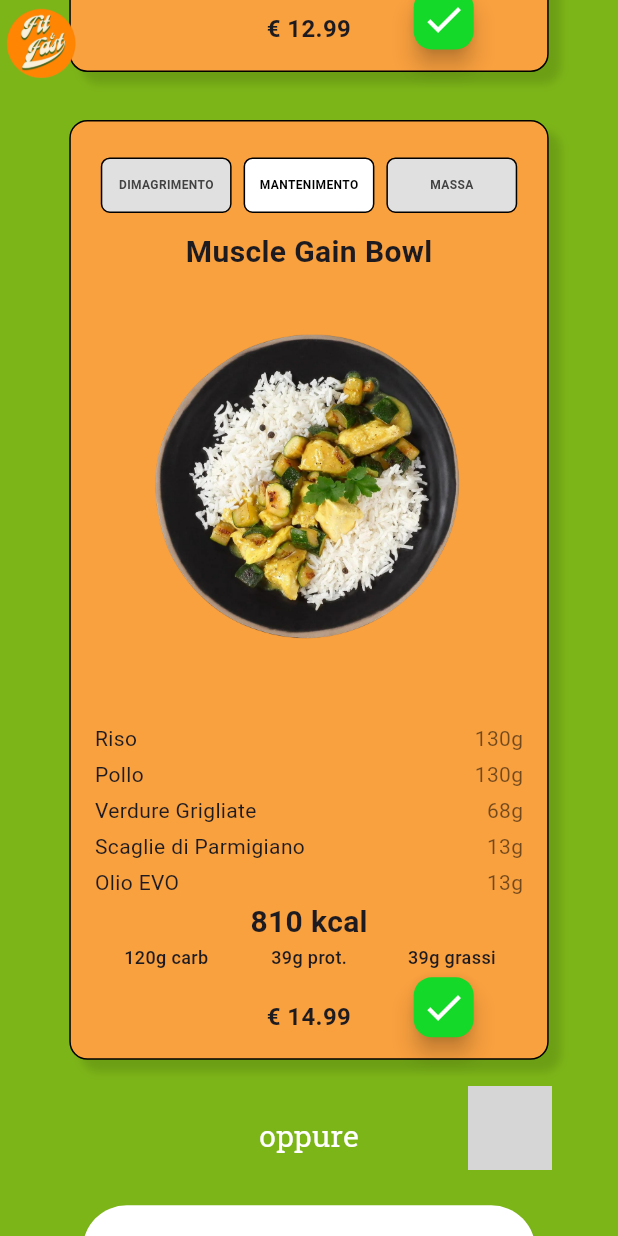
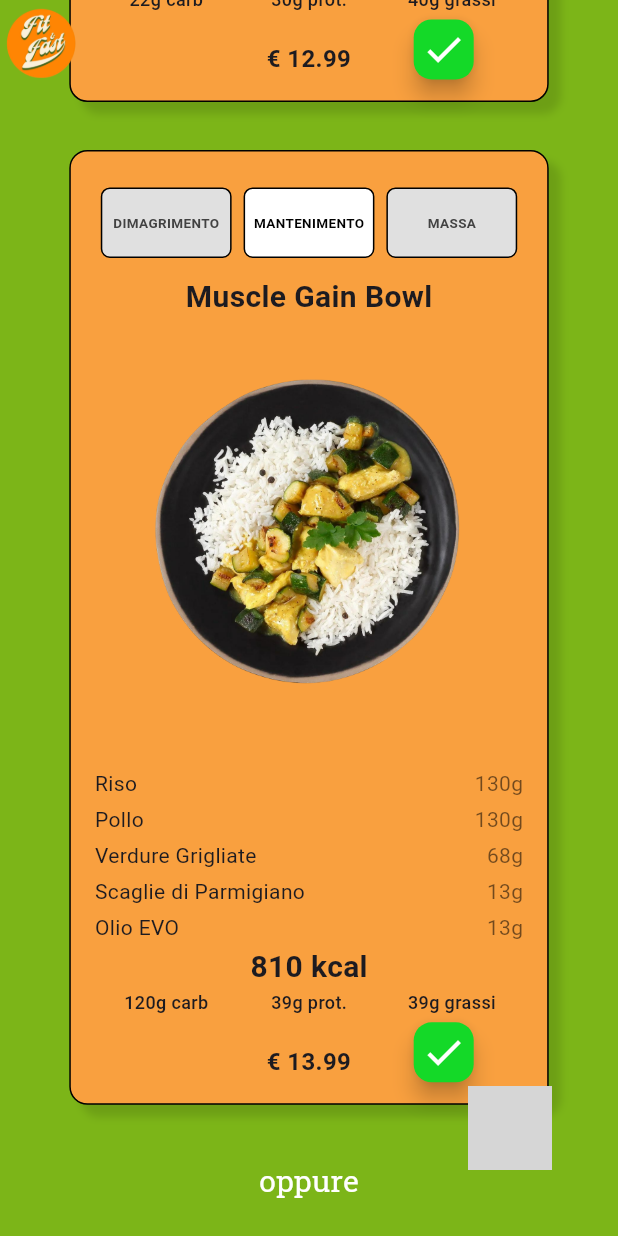
Before and after one commit to CASician/landing-mvp-ff, a Flutter app: the screen it shows after launch, scrolled down 1728 dp, on a phone screen of 412 x 824 dp. Run offline on Flutter 3.47's test engine with Material 3 defaults, Android fonts, the phone set to English and light mode, and no system bars; drawn by our look-alikes of flutter_social_button; our stand-ins replace google_fonts; grey boxes are pictures that could not be loaded.

Commit message:
fix: prices in third dish, bigger filters

```diff
--- a/lib/landing_page.dart
+++ b/lib/landing_page.dart
@@ -168,7 +168,7 @@ class _LandingPageState extends State<LandingPage> {
             ],
             macros: ['120g carb', '39g prot.', '39g grassi'],
             calories: '810 kcal',
-            price: '14.99',
+            price: '13.99',
           ),
           massaData: DishData(
             ingredients: [
@@ -180,7 +180,7 @@ class _LandingPageState extends State<LandingPage> {
             ],
             macros: ['140g carb', '45g prot.', '45g grassi'],
             calories: '950 kcal',
-            price: '17.99',
+            price: '15.99',
           )
       ),
     ];
--- a/lib/piatto_column.dart
+++ b/lib/piatto_column.dart
@@ -60,7 +60,7 @@ class _PiattoColumnState extends State<PiattoColumn> {
         onTap: () => selectDiet(type),
         child: Container(
           margin: const EdgeInsets.symmetric(horizontal: 4),
-          padding: const EdgeInsets.symmetric(vertical: 12),
+          padding: const EdgeInsets.symmetric(vertical: 16),
           decoration: BoxDecoration(
             color: isSelected ? Colors.white : Colors.grey[300],
             borderRadius: BorderRadius.circular(6),
@@ -70,7 +70,7 @@ class _PiattoColumnState extends State<PiattoColumn> {
             child: Text(
               label,
               style: TextStyle(
-                fontSize: 8,
+                fontSize: 9,
                 fontWeight: FontWeight.bold,
                 color: isSelected ? Colors.black : Colors.grey[800],
               ),
```
Also changed, not shown: 1 other file.
